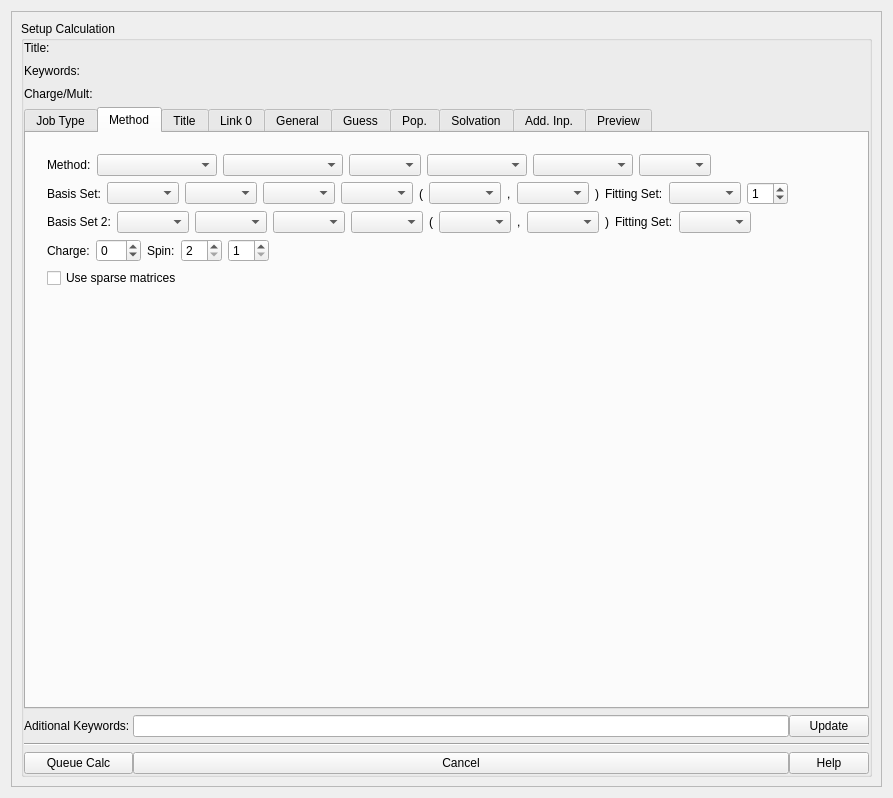
This is Views/uiCalculationsWindow2.ui in samuelvp360/SVP360CalculationController as Qt 5 draws it before an edit. The edited form follows.
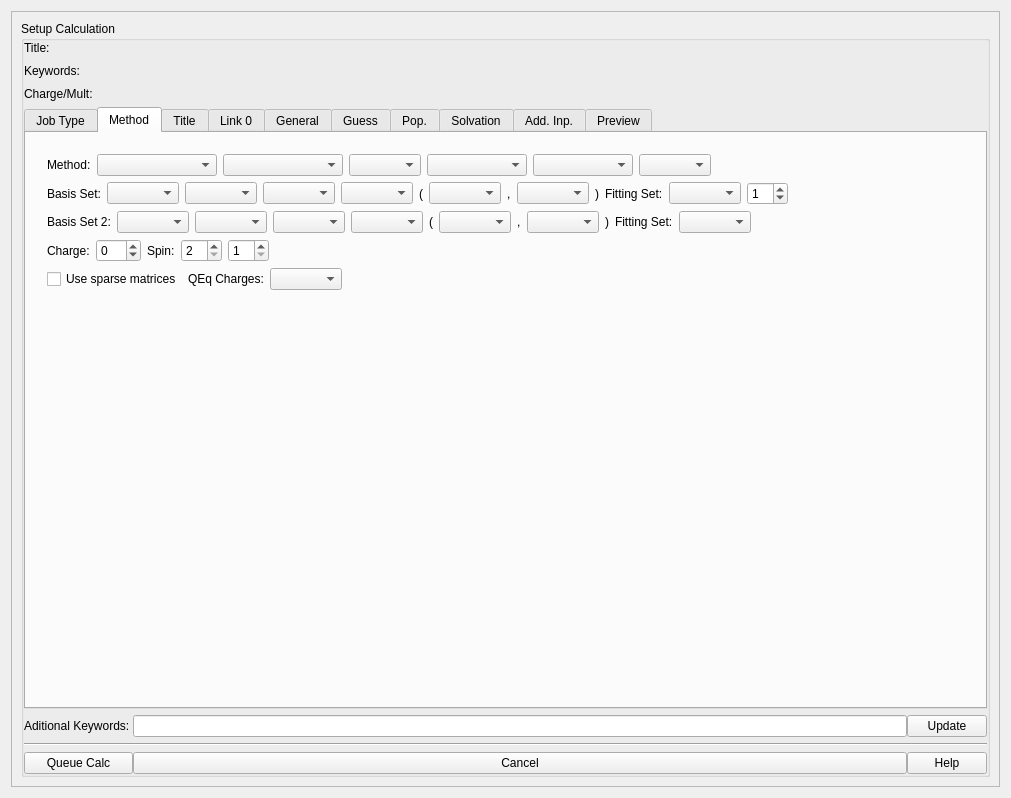
This is the edited form.

Diff of the .ui file:
```diff
--- a/Views/uiCalculationsWindow2.ui
+++ b/Views/uiCalculationsWindow2.ui
@@ -6,7 +6,7 @@
    <rect>
     <x>0</x>
     <y>0</y>
-    <width>893</width>
+    <width>1011</width>
     <height>798</height>
    </rect>
   </property>
@@ -24,7 +24,7 @@
        <rect>
         <x>0</x>
         <y>0</y>
-        <width>873</width>
+        <width>991</width>
         <height>778</height>
        </rect>
       </property>
@@ -581,8 +581,8 @@
                <rect>
                 <x>21</x>
                 <y>21</y>
-                <width>886</width>
-                <height>181</height>
+                <width>926</width>
+                <height>205</height>
                </rect>
               </property>
               <layout class="QVBoxLayout" name="verticalLayout_4">
@@ -877,11 +877,57 @@
                 </layout>
                </item>
                <item>
-                <widget class="QCheckBox" name="uiSparseCheckBox">
-                 <property name="text">
-                  <string>Use sparse matrices</string>
-                 </property>
-                </widget>
+                <layout class="QHBoxLayout" name="horizontalLayout_5">
+                 <item>
+                  <widget class="QCheckBox" name="uiSparseCheckBox">
+                   <property name="maximumSize">
+                    <size>
+                     <width>160</width>
+                     <height>16777215</height>
+                    </size>
+                   </property>
+                   <property name="text">
+                    <string>Use sparse matrices</string>
+                   </property>
+                  </widget>
+                 </item>
+                 <item>
+                  <widget class="QLabel" name="uiQeqChargesLabel">
+                   <property name="maximumSize">
+                    <size>
+                     <width>100</width>
+                     <height>16777215</height>
+                    </size>
+                   </property>
+                   <property name="text">
+                    <string>QEq Charges:</string>
+                   </property>
+                  </widget>
+                 </item>
+                 <item>
+                  <widget class="QComboBox" name="uiQeqChargesComboBox">
+                   <property name="maximumSize">
+                    <size>
+                     <width>150</width>
+                     <height>16777215</height>
+                    </size>
+                   </property>
+                  </widget>
+                 </item>
+                 <item>
+                  <spacer name="horizontalSpacer_5">
+                   <property name="orientation">
+                    <enum>Qt::Horizontal</enum>
+                   </property>
+                   <property name="sizeHint" stdset="0">
+                    <size>
+                     <width>40</width>
+                     <height>20</height>
+                    </size>
+                   </property>
+                  </spacer>
+                 </item>
+                </layout>
                </item>
                <item>
                 <spacer name="verticalSpacer_2">
```
